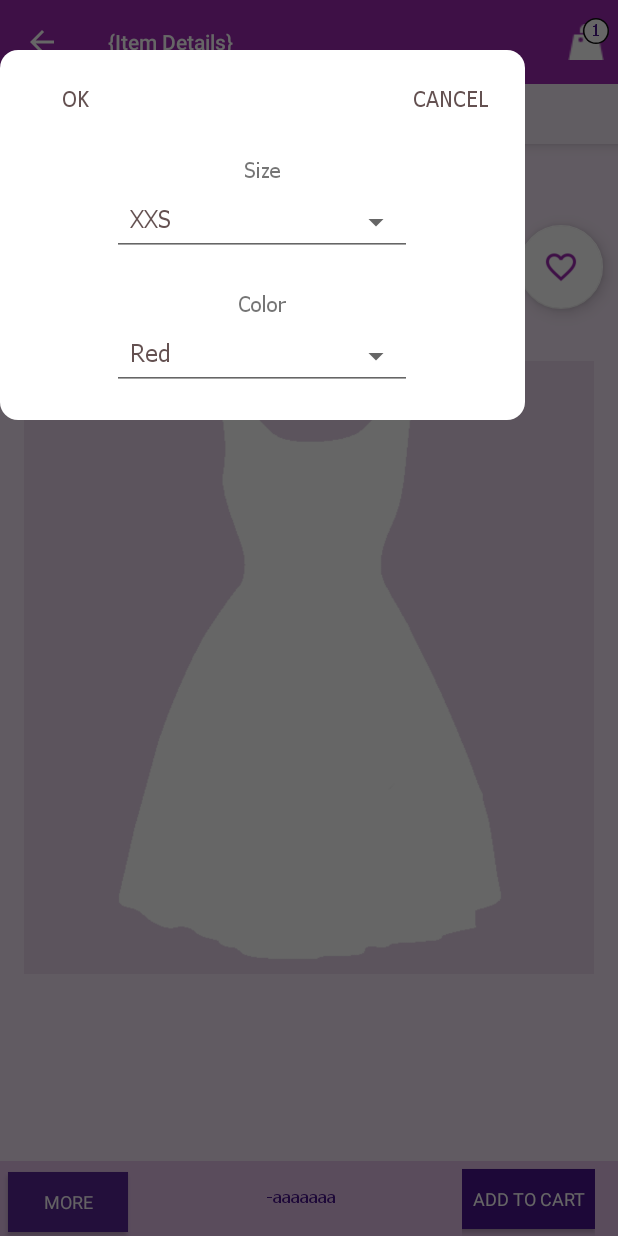
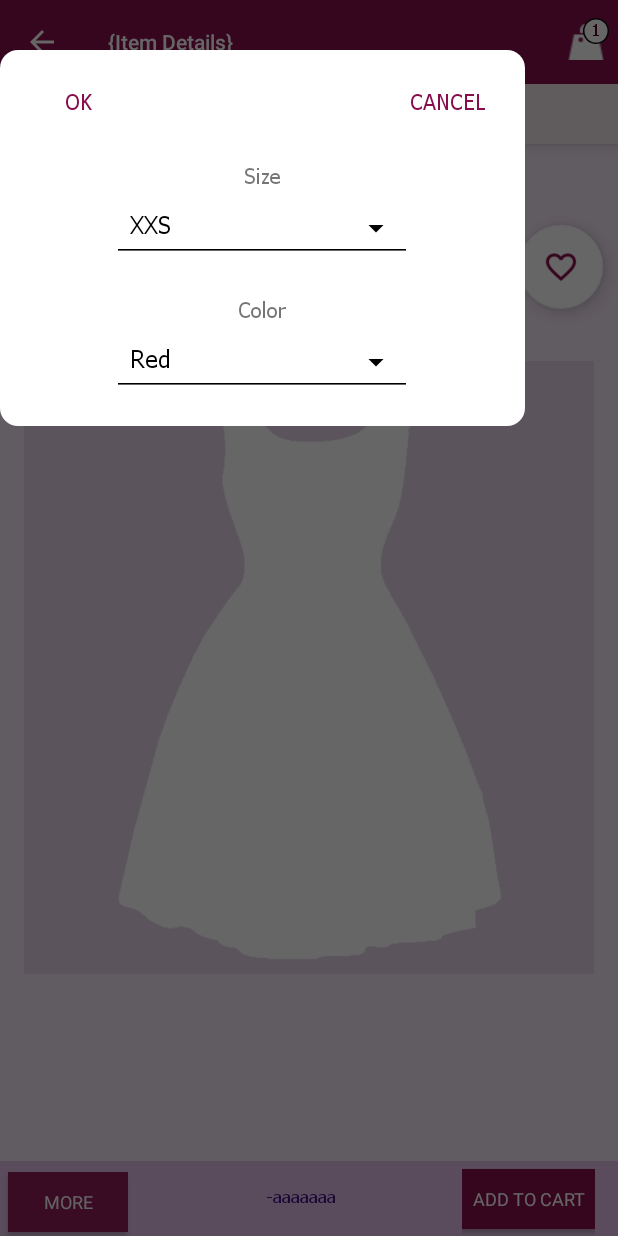
Before and after one commit to phyoaungsi/wb, an Android app: the fragment OrderFragment placed in its activity, on a phone screen of 412 x 824 dp. Run offline under Robolectric (Android 15) with nearby library versions, the phone set to English and light mode, and no system bars; our stand-ins replace Firebase (no records; nobody signed in at launch, a user with empty details on screens opened directly), Picasso; pictures from the network do not load; 11 statements that could not run were skipped.

Commit message:
Android Color

```diff
--- a/app/src/main/java/pas/com/mm/shoopingcart/DetailFragment.java
+++ b/app/src/main/java/pas/com/mm/shoopingcart/DetailFragment.java
@@ -1005,8 +1005,8 @@ public class DetailFragment extends Fragment {
         // final bounds are the global visible rectangle of the container view. Also
         // set the container view's offset as the origin for the bounds, since that's
         // the origin for the positioning animation properties (X, Y).
-        View   item = getActivity().findViewById(R.id.pager);
-
+       // View   item = getActivity().findViewById(R.id.pager);
+        final ZoomImageView item = (ZoomImageView) getActivity().findViewById(R.id.slide1);
         getActivity().findViewById(R.id.container).getGlobalVisibleRect(finalBounds, globalOffset);
         startBounds.offset(-globalOffset.x, -globalOffset.y);
         finalBounds.offset(-globalOffset.x, -globalOffset.y);
@@ -1035,7 +1035,7 @@ public class DetailFragment extends Fragment {
 
         // Hide the thumbnail and show the zoomed-in view. When the animation begins,
         // it will position the zoomed-in view in the place of the thumbnail.
-        item.setAlpha(0f);
+        item.setAlpha(1f);
         expandedImageView.setVisibility(View.VISIBLE);
 
         // Set the pivot point for SCALE_X and SCALE_Y transformations to the top-left corner of
--- a/app/src/main/java/pas/com/mm/shoopingcart/order/BasketDataPresenter.kt
+++ b/app/src/main/java/pas/com/mm/shoopingcart/order/BasketDataPresenter.kt
@@ -166,6 +166,7 @@ class BasketDataPresenter {
                 // TODO: handle the post
 
                 val dbResult = dataSnapshot.getValue(Item::class.java)
+              if(dbResult!=null) {
                   r.amount = dbResult!!.amount
                   r.setCode(dbResult.getCode())
                   r.setDescription(dbResult.getDescription())
@@ -177,8 +178,9 @@ class BasketDataPresenter {
                   val list = dbResult.getChildren()
                   r.setChildren(list)
                   result = r
-                order.item=result
+                  order.item = result
                   callback.onBasketRecyclerChange()
+              }
             }
 
             override fun onCancelled(databaseError: DatabaseError) {
--- a/app/src/main/res/anim/slide_out_half_up.xml
+++ b/app/src/main/res/anim/slide_out_half_up.xml
@@ -1,10 +1,26 @@
 <?xml version="1.0" encoding="utf-8"?>
 <set xmlns:android="http://schemas.android.com/apk/res/android" >
 
+
+
     <translate
-        android:duration="@android:integer/config_mediumAnimTime"
-        android:fromYDelta="0%p"
+        android:duration="@android:integer/config_longAnimTime"
+
+        android:fromXDelta="0.0"
         android:interpolator="@android:anim/accelerate_interpolator"
-        android:toYDelta="100%p" />
+
+        android:toXDelta="300"/>
+
+
+    <translate
+        android:duration="@android:integer/config_longAnimTime"
+        android:fromYDelta="100%p"
+
+        android:interpolator="@android:anim/accelerate_interpolator"
+        android:toYDelta="-200%p"
+        />
+
+
+
 
 </set>
--- a/app/src/main/res/layout/activity_detail.xml
+++ b/app/src/main/res/layout/activity_detail.xml
@@ -171,18 +171,18 @@
             android:alpha="0.9">
 
             <Button
-                android:text="@string/btnDetail"
                 android:id="@+id/btnDesc"
+                style="@style/Base.TextAppearance.AppCompat.Caption"
 
-                style="@style/Base.TextAppearance.AppCompat.Caption"
-                android:visibility="visible"
-                android:textColor="#ffffff"
-                android:background="#4a148c"
                 android:layout_width="80dp"
                 android:layout_height="40dp"
+                android:layout_marginLeft="5dp"
                 android:layout_marginTop="5dp"
-                android:layout_marginLeft="5dp"
-                android:elevation="1dp" />
+                android:background="@color/colorPrimary"
+                android:elevation="1dp"
+                android:text="@string/btnDetail"
+                android:textColor="#ffffff"
+                android:visibility="visible" />
         </RelativeLayout>
         <RelativeLayout
             android:layout_width="100dp"
@@ -252,7 +252,7 @@
                 android:layout_height="40dp"
                 android:layout_marginLeft="5dp"
                 android:layout_marginTop="5dp"
-                android:background="#4a148c"
+                android:background="@color/colorPrimary"
                 android:elevation="1dp"
                 android:gravity="center_vertical|center_horizontal"
                 android:paddingLeft="12dp"
--- a/app/src/main/res/layout/content_grid_view.xml
+++ b/app/src/main/res/layout/content_grid_view.xml
@@ -43,9 +43,9 @@
                 android:layout_width="match_parent"
                 android:layout_height="wrap_content"
                 android:layout_gravity="top"
-                android:textColor="#4A148C"
+                android:paddingBottom="4dp"
                 android:paddingTop="4dp"
-                android:paddingBottom="4dp" />
+                android:textColor="@color/colorPrimary" />
 
         </android.support.v4.view.ViewPager>
   <!--  <fragment
--- a/app/src/main/res/layout/fragment_order.xml
+++ b/app/src/main/res/layout/fragment_order.xml
@@ -29,8 +29,10 @@
                 android:id="@+id/btnOK"
                 android:layout_width="100dp"
                 android:layout_height="wrap_content"
+                android:layout_margin="2dp"
                 android:background="@android:color/transparent"
-                android:text="@string/ok" />
+                android:text="@string/ok"
+                android:textColor="@color/colorPrimary" />
 
             <Space
                 android:layout_width="wrap_content"
@@ -41,8 +43,10 @@
                 android:id="@+id/btnCancel"
                 android:layout_width="100dp"
                 android:layout_height="wrap_content"
+                android:layout_margin="2dp"
                 android:background="@android:color/transparent"
-                android:text="@string/cancel" />
+                android:text="@string/cancel"
+                android:textColor="@color/colorPrimary" />
 
 
         </LinearLayout>
--- a/app/src/main/res/values/colors.xml
+++ b/app/src/main/res/values/colors.xml
@@ -1,13 +1,15 @@
 <?xml version="1.0" encoding="utf-8"?>
 <resources>
-    <color name="colorPrimary">#9c27b0</color>
-    <color name="colorPrimaryDark">#4a148c</color>
-    <color name="colorAccent">#ab47bc</color>
-    <color name="textColorPrimary">#7b1fa2</color>
+    <color name="colorPrimary">#870d4c</color>
+    <color name="colorPrimaryDark">#550024</color>
+    <color name="colorPrimaryLight">#bb4678</color>
+    <color name="colorAccent">#ffffee</color>
+    <color name="textColorPrimary">#000000</color>
     <color name="textColorTertiary">#7b1fa2</color>
     <color name="black_overlay">#66000000</color>
     <color name="app_background">#f3e5f5</color>
     <color name="colorBackground">#f3e5f5</color>
-    <color name="text_color_primary">#dd4c3636</color>
+    <color name="text_color_primary">#000000</color>
+    <color name="text_color_secondary">#000000</color>
 
 </resources>
--- a/app/src/main/res/values/styles.xml
+++ b/app/src/main/res/values/styles.xml
@@ -9,7 +9,8 @@
         <item name="android:colorBackground">@color/background_material_light</item>
         <item name="android:typeface">monospace</item>
         <item name="android:windowBackground">@color/colorBackground</item>
-        <item name="android:textColorPrimary">@color/text_color_primary</item>
+        <item name="android:textColorPrimary">@color/textColorPrimary</item>
+        <item name="android:textColorSecondary">@color/text_color_secondary</item>
     </style>
 
     <style name="AppTheme.NoActionBar">
```
Also changed, not shown: app/src/main/res/layout/grid_item.xml (+33 -33 lines). Lines whose indentation alone changed are shown as unchanged.
